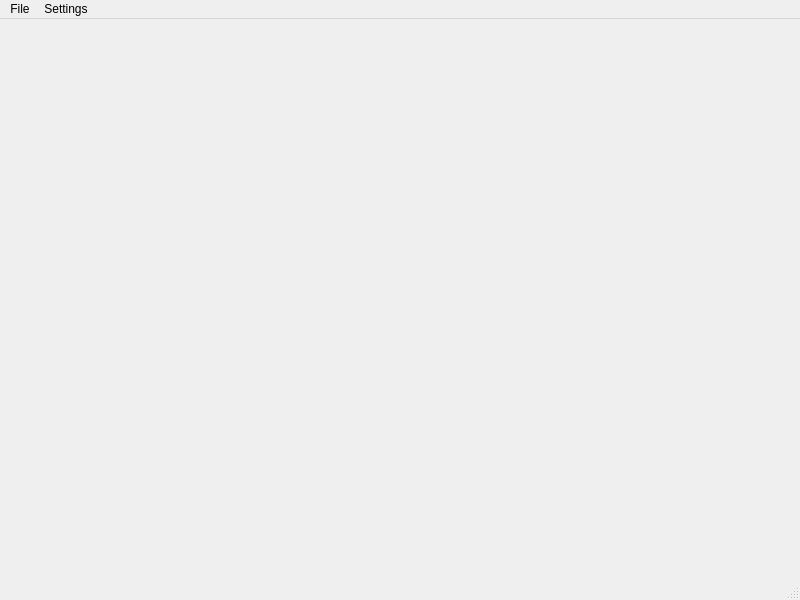
Old version of the form template/mainwindow.ui in the repository panzergame/dxfplotter.
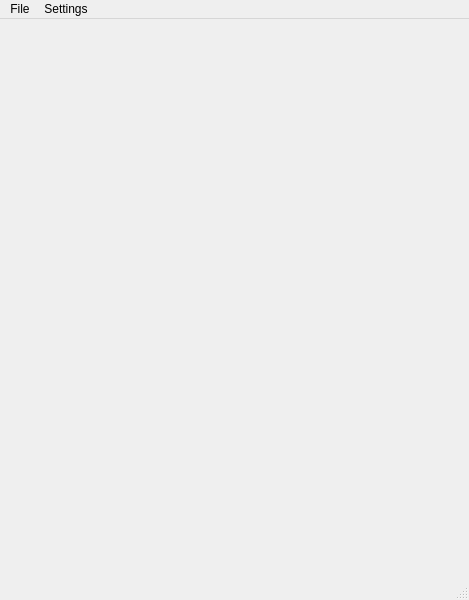
New version of the form.

```diff
--- a/template/mainwindow.ui
+++ b/template/mainwindow.ui
@@ -6,7 +6,7 @@
    <rect>
     <x>0</x>
     <y>0</y>
-    <width>800</width>
+    <width>469</width>
     <height>600</height>
    </rect>
   </property>
@@ -21,7 +21,7 @@
     <rect>
      <x>0</x>
      <y>0</y>
-     <width>800</width>
+     <width>469</width>
      <height>29</height>
     </rect>
    </property>
```
